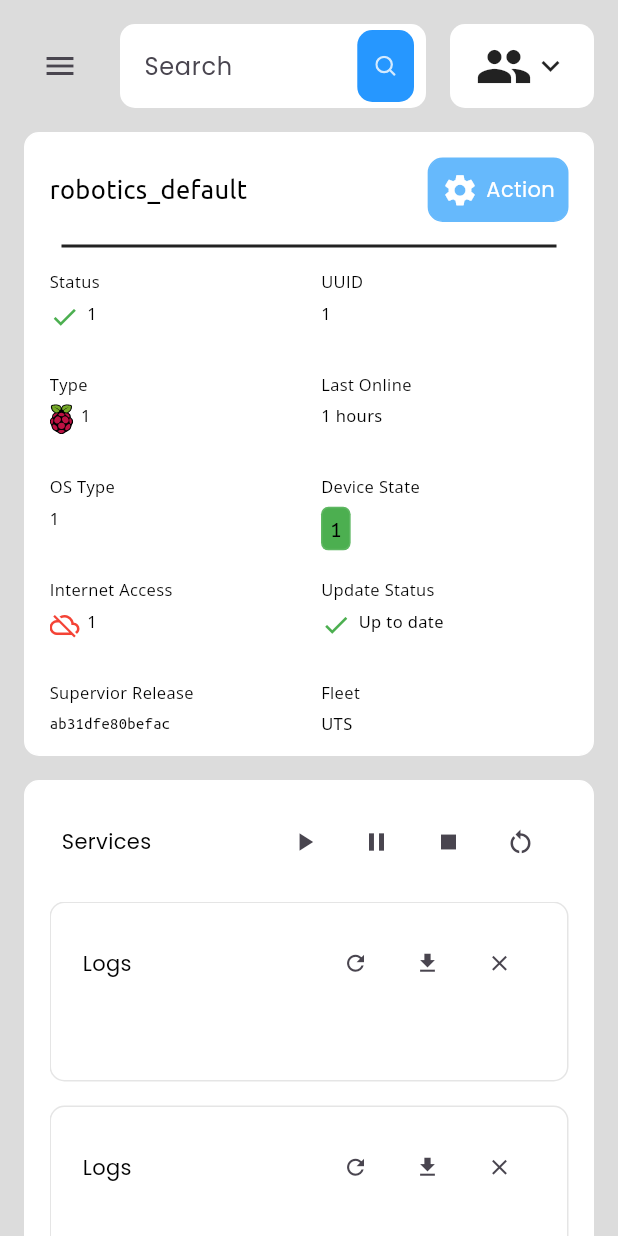
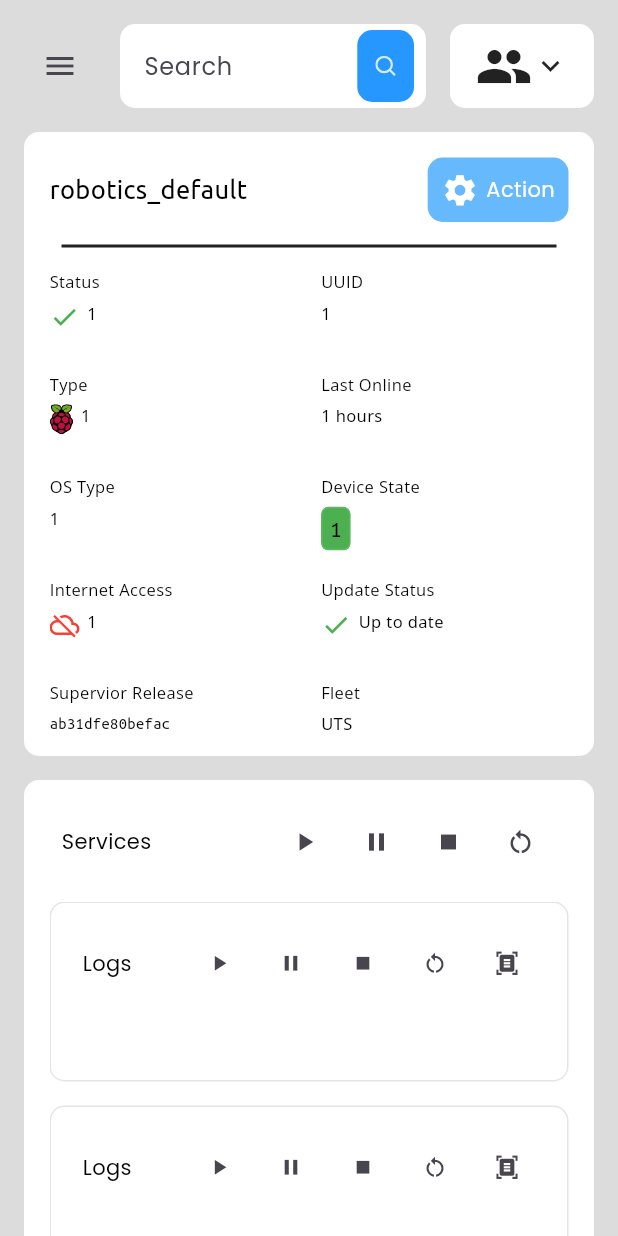
Before and after one commit to dkhoanguyen/device_homepage, a Flutter app: the screen it shows after launch, on a phone screen of 412 x 824 dp. Run offline on Flutter 3.47's test engine with Material 3 defaults, Android fonts, the light colour scheme and no system bars; drawn by our look-alikes of dropdown_button2; our stand-ins replace flutter_riverpod, flutter_svg, google_fonts; missing offline and left inert: tint; network calls fail; project files that could hold a hidden picture were left out.

Commit message:
Working layout

```diff
--- a/lib/screens/dashboard/components/service_card.dart
+++ b/lib/screens/dashboard/components/service_card.dart
@@ -27,33 +27,44 @@ class ServiceCardWidget extends StatelessWidget {
                         style: TextStyle(color: Colors.black, fontSize: 14.0),
                       ),
                     ),
-                    Padding(
-                      padding: const EdgeInsets.symmetric(horizontal: 5),
-                      child: Row(
+                    Row(
                       children: [
                         IconButton(
                           onPressed: () {},
                           icon: const Icon(
-                              Icons.refresh,
+                            Icons.play_arrow,
                             size: 17.0,
                           ),
                         ),
                         IconButton(
                           onPressed: () {},
                           icon: const Icon(
-                              Icons.download,
+                            Icons.pause,
                             size: 17.0,
                           ),
                         ),
                         IconButton(
                           onPressed: () {},
                           icon: const Icon(
-                              Icons.clear,
+                            Icons.stop,
+                            size: 17.0,
+                          ),
+                        ),
+                        IconButton(
+                          onPressed: () {},
+                          icon: const Icon(
+                            Icons.restart_alt,
+                            size: 17.0,
+                          ),
+                        ),
+                        IconButton(
+                          onPressed: () {},
+                          icon: const Icon(
+                            Icons.document_scanner,
                             size: 17.0,
                           ),
                         )
                       ],
-                      ),
                     ),
                   ],
                 ),
```
Also changed, not shown: lib/screens/dashboard/components/device_hardware_status.dart (+16 -0 lines), lib/screens/dashboard/components/hardware_status.dart (+16 -6 lines), assets/images/cpu.png (added), assets/images/database-storage.png (added), assets/images/ram-memory.png (added), assets/images/thermometer.png (added). Lines whose indentation alone changed are shown as unchanged.
